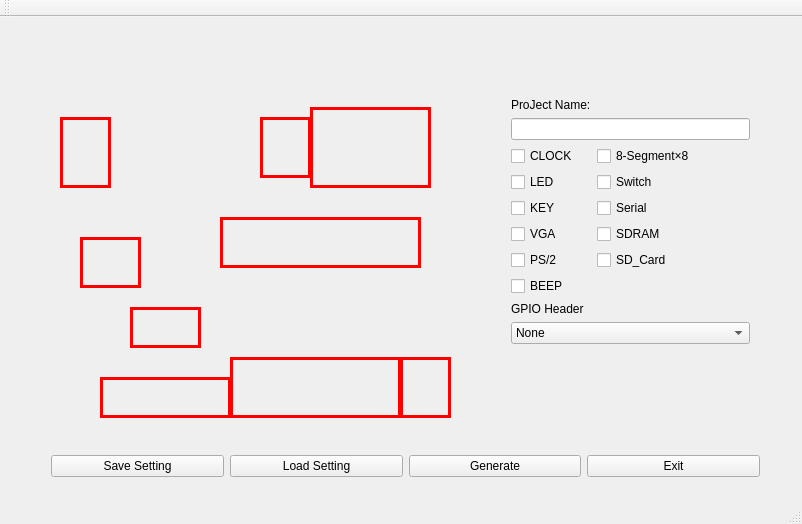
This is mainwindow.ui in z1412247644/HDU_FPGA_Cyclone10LP_PIN as Qt 5 draws it before an edit. The edited form follows.
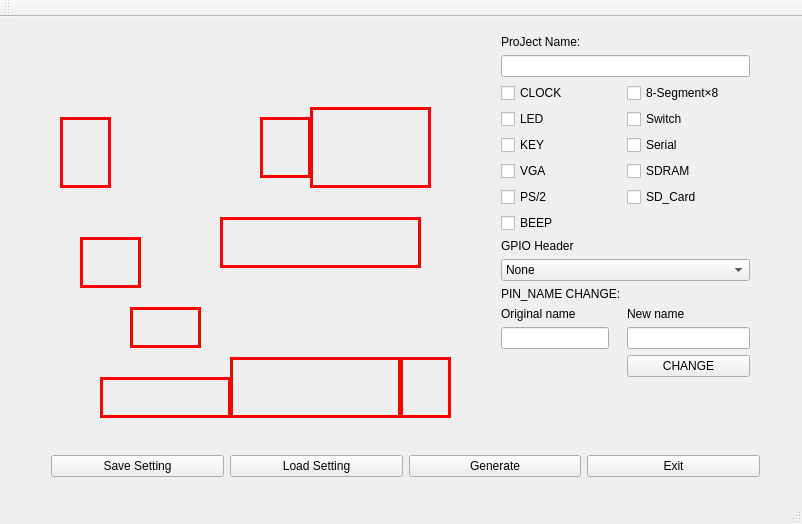
This is the edited form. Icons and pictures are not drawn.

Diff of the .ui file:
```diff
--- a/mainwindow.ui
+++ b/mainwindow.ui
@@ -17,10 +17,10 @@
    <widget class="QWidget" name="formLayoutWidget">
     <property name="geometry">
      <rect>
-      <x>500</x>
-      <y>70</y>
-      <width>261</width>
-      <height>308</height>
+      <x>490</x>
+      <y>7</y>
+      <width>271</width>
+      <height>421</height>
      </rect>
     </property>
     <layout class="QFormLayout" name="formLayout">
@@ -117,6 +117,13 @@
        </property>
       </widget>
      </item>
+     <item row="10" column="0">
+      <widget class="QCheckBox" name="CB_BEEP">
+       <property name="text">
+        <string>BEEP</string>
+       </property>
+      </widget>
+     </item>
      <item row="11" column="0">
       <widget class="QLabel" name="label_GPIO">
        <property name="text">
@@ -124,6 +131,9 @@
        </property>
       </widget>
      </item>
+     <item row="15" column="0">
+      <widget class="QLineEdit" name="O_Name"/>
+     </item>
      <item row="12" column="0" colspan="2">
       <widget class="QComboBox" name="CBB_GPIO">
        <item>
@@ -133,26 +143,39 @@
        </item>
       </widget>
      </item>
-     <item row="10" column="0">
-      <widget class="QCheckBox" name="CB_BEEP">
+     <item row="15" column="1">
+      <widget class="QLineEdit" name="N_Name"/>
+     </item>
+     <item row="13" column="0">
+      <widget class="QLabel" name="label">
        <property name="text">
-        <string>BEEP</string>
+        <string>PIN_NAME CHANGE:</string>
+       </property>
+      </widget>
+     </item>
+     <item row="14" column="0">
+      <widget class="QLabel" name="L_O_Name">
+       <property name="text">
+        <string>Original name</string>
+       </property>
+      </widget>
+     </item>
+     <item row="14" column="1">
+      <widget class="QLabel" name="L_N_Name">
+       <property name="text">
+        <string>New name</string>
+       </property>
+      </widget>
+     </item>
+     <item row="16" column="1">
+      <widget class="QPushButton" name="CB_Change">
+       <property name="text">
+        <string>CHANGE</string>
        </property>
       </widget>
      </item>
     </layout>
    </widget>
-   <widget class="QWidget" name="verticalLayoutWidget">
-    <property name="geometry">
-     <rect>
-      <x>30</x>
-      <y>379</y>
-      <width>671</width>
-      <height>60</height>
-     </rect>
-    </property>
-    <layout class="QVBoxLayout" name="verticalLayout"/>
-   </widget>
    <widget class="QLabel" name="label_main">
     <property name="geometry">
      <rect>
```
